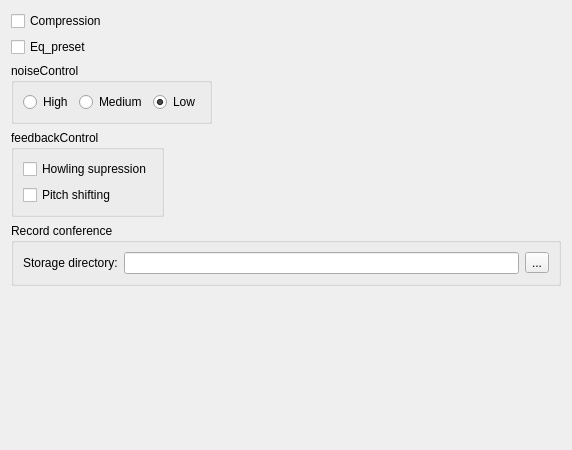
Old version of the form ServerGui/sound_user_mode.ui in the repository akru/conference-speaker-server.
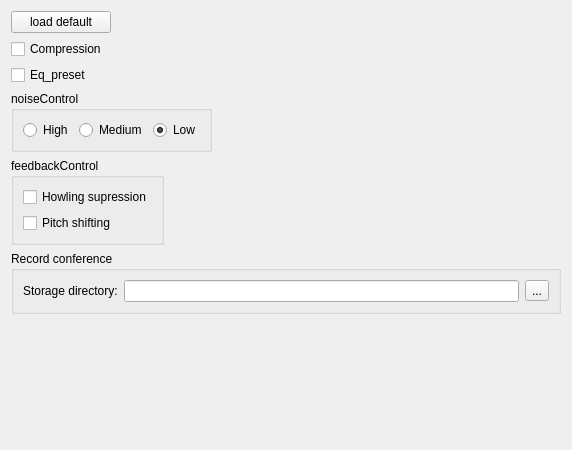
New version of the form.

Commit message: Sound control modes fast fix.

Patch:
```diff
--- a/ServerGui/sound_user_mode.ui
+++ b/ServerGui/sound_user_mode.ui
@@ -14,14 +14,14 @@
    <string>Form</string>
   </property>
   <layout class="QGridLayout" name="gridLayout">
-   <item row="1" column="0">
+   <item row="4" column="0">
     <widget class="QCheckBox" name="eqPresetBox">
      <property name="text">
       <string>Eq_preset</string>
      </property>
     </widget>
    </item>
-   <item row="5" column="0">
+   <item row="9" column="0">
     <widget class="QGroupBox" name="recordBox">
      <property name="title">
       <string>Record conference</string>
@@ -47,7 +47,7 @@
      </layout>
     </widget>
    </item>
-   <item row="2" column="0" alignment="Qt::AlignLeft|Qt::AlignTop">
+   <item row="5" column="0" alignment="Qt::AlignLeft|Qt::AlignTop">
     <widget class="QGroupBox" name="noiseControlBox">
      <property name="title">
       <string>noiseControl</string>
@@ -83,7 +83,7 @@
      </layout>
     </widget>
    </item>
-   <item row="6" column="0">
+   <item row="11" column="0">
     <spacer name="verticalSpacer">
      <property name="orientation">
       <enum>Qt::Vertical</enum>
@@ -96,14 +96,14 @@
      </property>
     </spacer>
    </item>
-   <item row="0" column="0">
+   <item row="2" column="0">
     <widget class="QCheckBox" name="compressionBox">
      <property name="text">
       <string>Compression</string>
      </property>
     </widget>
    </item>
-   <item row="3" column="0" alignment="Qt::AlignLeft|Qt::AlignTop">
+   <item row="6" column="0" alignment="Qt::AlignLeft|Qt::AlignTop">
     <widget class="QGroupBox" name="feedbackControlBox">
      <property name="title">
       <string>feedbackControl</string>
@@ -126,6 +126,19 @@
      </layout>
     </widget>
    </item>
+   <item row="1" column="0">
+    <widget class="QPushButton" name="loadDefaultSettings">
+     <property name="maximumSize">
+      <size>
+       <width>100</width>
+       <height>16777215</height>
+      </size>
+     </property>
+     <property name="text">
+      <string>load default</string>
+     </property>
+    </widget>
+   </item>
   </layout>
  </widget>
  <resources/>
```
The commit also changes 1 other file.
